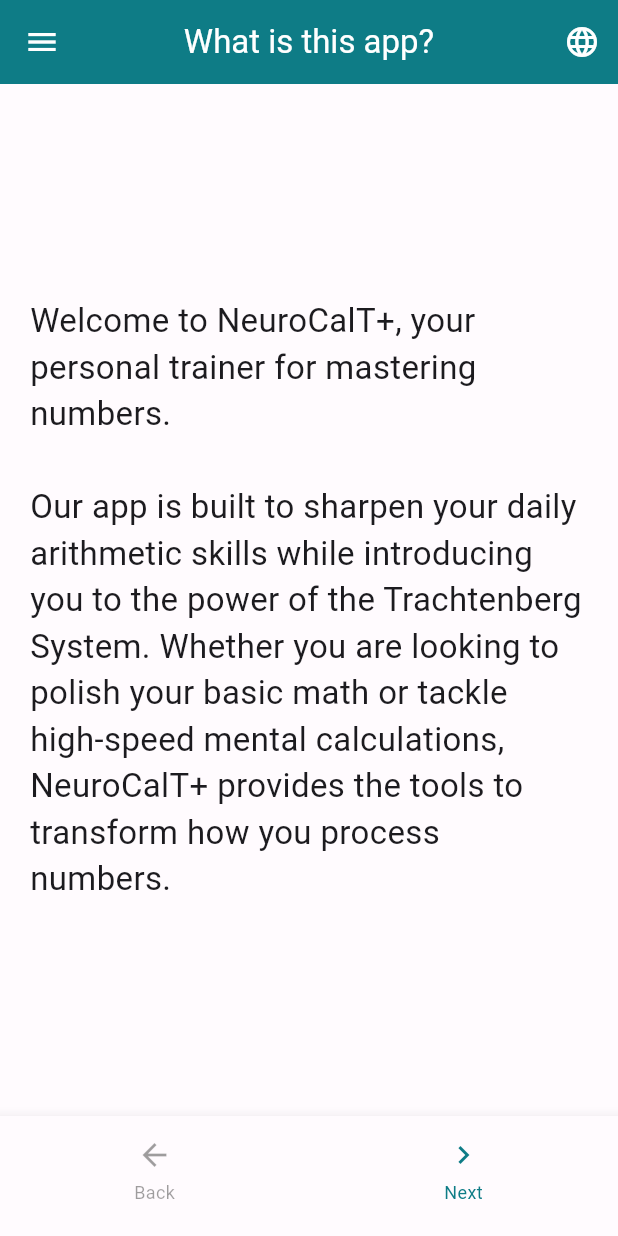
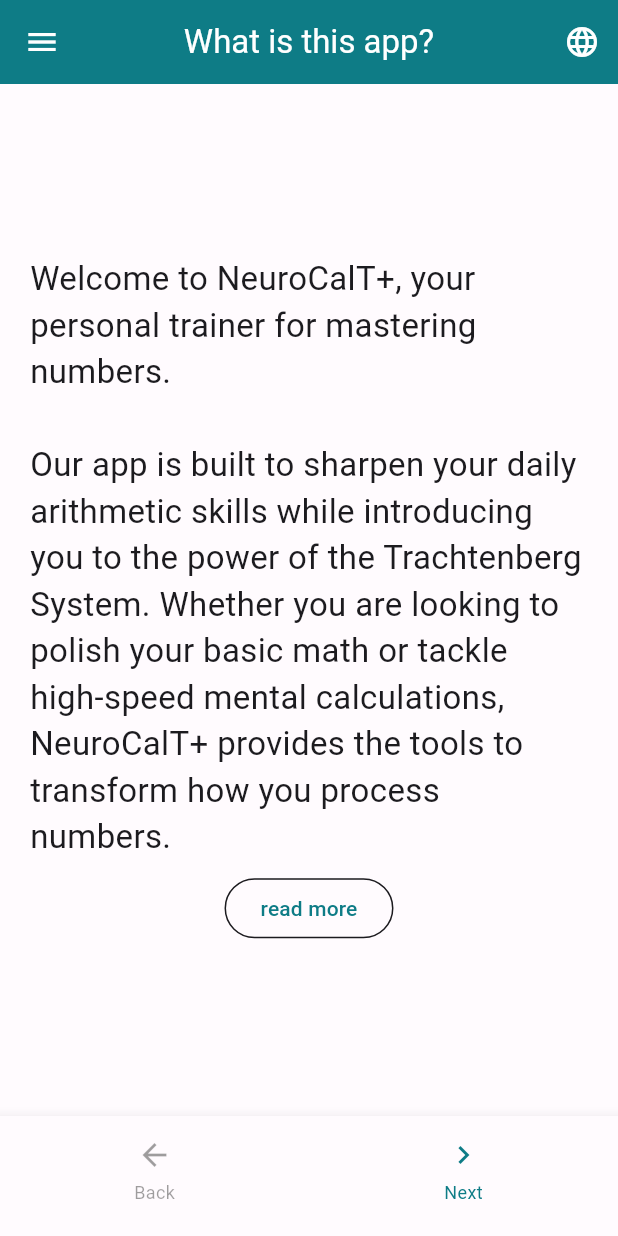
Before and after one commit to FrankMilvus/Trachtenberg-GREMA, a Flutter app: the screen it shows after launch, on a phone screen of 412 x 824 dp. Run offline on Flutter 3.47's test engine with Material 3 defaults, Android fonts, the phone set to English and light mode, and no system bars; our stand-ins replace flutter_native_splash, shared_preferences, wakelock_plus.

Commit message:
Refactor HelloScreen to StatefulWidget; add toggle for description visibility

```diff
--- a/lib/views/Pages/hello_screen.dart
+++ b/lib/views/Pages/hello_screen.dart
@@ -3,15 +3,42 @@
 
 import '../../constants/text_styles.dart';
 
-class HelloScreen extends StatelessWidget {
+class HelloScreen extends StatefulWidget {
   const HelloScreen({super.key});
+
+  @override
+  State<HelloScreen> createState() => _HelloScreenState();
+}
+
+class _HelloScreenState extends State<HelloScreen> {
+  bool _showDescription = false;
 
   @override
   Widget build(BuildContext context) {
     final l10n = AppLocalizations.of(context)!;
     return Padding(
-      padding: const EdgeInsets.symmetric(horizontal: 20.0),
-      child: Center(child: Text(l10n.hello, style: KTextStyle.body(context))),
+      padding: const EdgeInsets.symmetric(horizontal: 20.0, vertical: 10),
+      child: Center(
+        child: Column(
+          mainAxisAlignment: MainAxisAlignment.center,
+          children: [
+            Text(l10n.hello, style: KTextStyle.body(context)),
+            const SizedBox(height: 8),
+            OutlinedButton(
+              onPressed: () {
+                setState(() {
+                  _showDescription = !_showDescription;
+                });
+              },
+              child: Text(_showDescription ? "read less" : "read more"),
+            ),
+            if (_showDescription) ...[
+              const SizedBox(height: 8),
+              Text('detailed description', style: KTextStyle.body(context)),
+            ],
+          ],
+        ),
+      ),
     );
   }
 }
```
